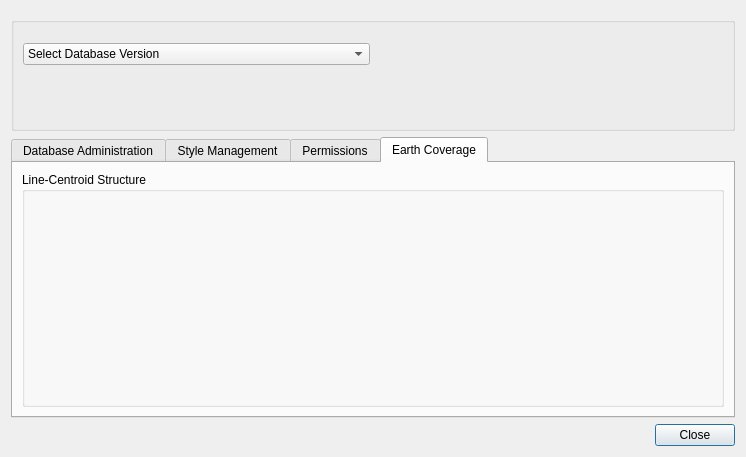
The window that DsgTools/gui/ServerTools/batchDbManager.ui (dsgoficial/DsgTools) describes before a commit, drawn with Qt 5.
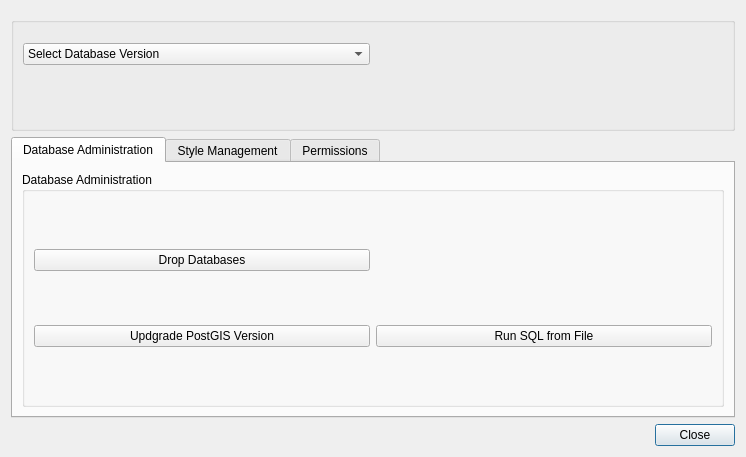
The same window after the commit. The open tabs and pages were chosen to show the change. Custom widgets are drawn as their Qt base class.

```diff
--- a/DsgTools/gui/ServerTools/batchDbManager.ui
+++ b/DsgTools/gui/ServerTools/batchDbManager.ui
@@ -347,31 +347,7 @@
        </item>
       </layout>
      </widget>
-     <widget class="QWidget" name="earthCoverage">
-      <attribute name="title">
-       <string>Earth Coverage</string>
-      </attribute>
-      <layout class="QGridLayout" name="gridLayout_10">
-       <item row="0" column="0">
-        <widget class="QGroupBox" name="groupBox_4">
-         <property name="sizePolicy">
-          <sizepolicy hsizetype="Preferred" vsizetype="Preferred">
-           <horstretch>0</horstretch>
-           <verstretch>0</verstretch>
-          </sizepolicy>
-         </property>
-         <property name="title">
-          <string>Line-Centroid Structure</string>
-         </property>
-         <layout class="QGridLayout" name="gridLayout_9">
-          <item row="0" column="0">
-           <widget class="EarthCoverageManagerWidget" name="earthCoverageManagerWidget" native="true"/>
-          </item>
-         </layout>
-        </widget>
-       </item>
-      </layout>
-     </widget>
+
     </widget>
    </item>
   </layout>
@@ -401,12 +377,6 @@
    <header>DsgTools.gui.CustomWidgets.DatabasePropertiesWidgets.BasicPropertyWidgets.permissionWidget.h</header>
    <container>1</container>
   </customwidget>
-  <customwidget>
-   <class>EarthCoverageManagerWidget</class>
-   <extends>QWidget</extends>
-   <header>DsgTools.gui.CustomWidgets.DatabasePropertiesWidgets.BasicPropertyWidgets.earthCoverageManagerWidget.h</header>
-   <container>1</container>
-  </customwidget>
  </customwidgets>
  <resources/>
  <connections/>
```
